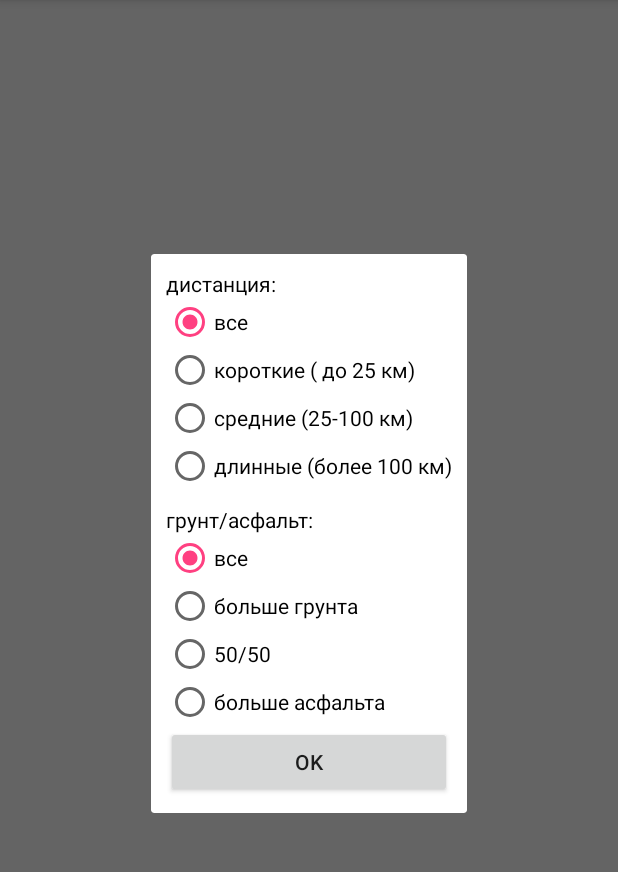
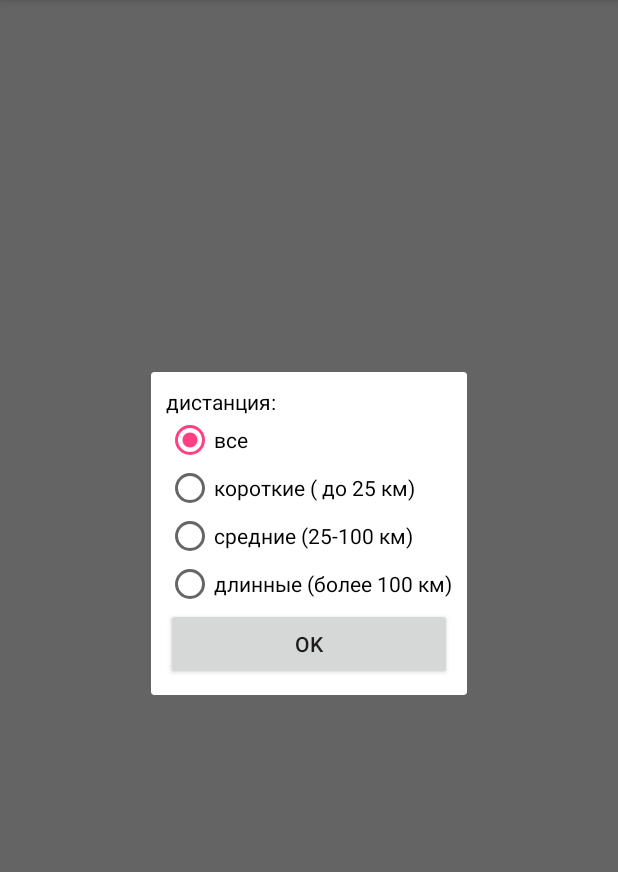
Before and after one commit to NikPikhmanets/VeloRoute, an Android app: the fragment FilterFragment shown on its own in the app's theme, on a phone screen of 412 x 824 dp, the part 84-956 px from its top. Run offline under Robolectric (Android 15) with nearby library versions, the phone set to English and light mode, and no system bars.

Commit message:
implement filter functionality

```diff
--- a/app/src/main/java/com/nikpikhmanets/veloroute/activity/MainActivity.java
+++ b/app/src/main/java/com/nikpikhmanets/veloroute/activities/MainActivity.java
@@ -1,4 +1,4 @@
-package com.nikpikhmanets.veloroute.activity;
+package com.nikpikhmanets.veloroute.activities;
 
 import android.os.Bundle;
 import android.support.design.widget.NavigationView;
--- a/app/src/main/java/com/nikpikhmanets/veloroute/activity/MapsActivity.java
+++ b/app/src/main/java/com/nikpikhmanets/veloroute/activities/MapsActivity.java
@@ -1,4 +1,4 @@
-package com.nikpikhmanets.veloroute.activity;
+package com.nikpikhmanets.veloroute.activities;
 
 import android.content.Intent;
 import android.graphics.Color;
--- a/app/src/main/java/com/nikpikhmanets/veloroute/activity/RouteActivity.java
+++ b/app/src/main/java/com/nikpikhmanets/veloroute/activities/RouteActivity.java
@@ -1,4 +1,4 @@
-package com.nikpikhmanets.veloroute.activity;
+package com.nikpikhmanets.veloroute.activities;
 
 import android.content.Intent;
 import android.os.Bundle;
--- a/app/src/main/java/com/nikpikhmanets/veloroute/activity/SplashActivity.java
+++ b/app/src/main/java/com/nikpikhmanets/veloroute/activities/SplashActivity.java
@@ -1,4 +1,4 @@
-package com.nikpikhmanets.veloroute.activity;
+package com.nikpikhmanets.veloroute.activities;
 
 import android.content.Intent;
 import android.os.Bundle;
--- a/app/src/main/java/com/nikpikhmanets/veloroute/adapters/RouteDataAdapter.java
+++ b/app/src/main/java/com/nikpikhmanets/veloroute/adapters/RouteDataAdapter.java
@@ -14,6 +14,7 @@ import com.google.android.gms.tasks.OnSuccessListener;
 import com.google.firebase.storage.FirebaseStorage;
 import com.google.firebase.storage.StorageReference;
 import com.nikpikhmanets.veloroute.R;
+import com.nikpikhmanets.veloroute.interfaces.OnRecyclerItemClickListener;
 import com.nikpikhmanets.veloroute.models.Route;
 
 import java.util.List;
--- a/app/src/main/java/com/nikpikhmanets/veloroute/fragments/FilterFragment.java
+++ b/app/src/main/java/com/nikpikhmanets/veloroute/fragments/FilterFragment.java
@@ -11,8 +11,16 @@ import android.view.ViewGroup;
 import android.widget.RadioGroup;
 
 import com.nikpikhmanets.veloroute.R;
+import com.nikpikhmanets.veloroute.interfaces.OnFilterChange;
 
 public class FilterFragment extends DialogFragment {
+
+    public static final int FILTER_ROUTE_LENGTH_ALL = 0;
+    public static final int FILTER_ROUTE_LENGTH_SHORT = 1;
+    public static final int FILTER_ROUTE_LENGTH_MIDDLE = 2;
+    public static final int FILTER_ROUTE_LENGTH_LONG = 3;
+
+    private OnFilterChange listener;
 
     @Override
     public View onCreateView(LayoutInflater inflater, ViewGroup container, Bundle savedInstanceState) {
@@ -28,17 +36,46 @@ public class FilterFragment extends DialogFragment {
             dialog.setTitle("фильтр маршрутов");
         }
 
+        final RadioGroup rgLength = (RadioGroup)view.findViewById(R.id.rg_length);
+//        RadioGroup rgRoad = (RadioGroup)view.findViewById(R.id.rg_road);
+//        rgRoad.check(R.id.rb_all);
+        rgLength.check(R.id.rb_length_all);
+        rgLength.setOnCheckedChangeListener(new RadioGroup.OnCheckedChangeListener() {
+            @Override
+            public void onCheckedChanged(RadioGroup group, int checkedId) {
+                int filterMode = 0;
+                switch (checkedId) {
+                    case R.id.rb_length_all:
+                        filterMode = FILTER_ROUTE_LENGTH_ALL;
+                        break;
+                    case R.id.rb_length_long:
+                        filterMode = FILTER_ROUTE_LENGTH_LONG;
+                        break;
+                    case R.id.rb_length_middle:
+                        filterMode = FILTER_ROUTE_LENGTH_MIDDLE;
+                        break;
+                    case R.id.rb_length_short:
+                        filterMode = FILTER_ROUTE_LENGTH_SHORT;
+                        break;
+                }
+
+                if (listener != null) {
+                    listener.onFilterChanged(filterMode);
+                }
+
+            }
+        });
+
         view.findViewById(R.id.btn_filter_ok).setOnClickListener(new View.OnClickListener() {
             @Override
             public void onClick(View v) {
                 dismiss();
             }
         });
+    }
 
-        RadioGroup rgLength = (RadioGroup)view.findViewById(R.id.rg_length);
-        RadioGroup rgRoad = (RadioGroup)view.findViewById(R.id.rg_road);
-        rgRoad.check(R.id.rb_all);
-        rgLength.check(R.id.rb_length_all);
+    public void setOnFilterChangeListener(OnFilterChange listener) {
+        this.listener = listener;
+    }
 
-    }
 }
--- /dev/null
+++ b/app/src/main/java/com/nikpikhmanets/veloroute/interfaces/OnFilterChange.java
@@ -0,0 +1,9 @@
+package com.nikpikhmanets.veloroute.interfaces;
+
+/**
+ * Created by Ivan on 10.02.2017.
+ */
+
+public interface OnFilterChange {
+    void onFilterChanged(int filterMode);
+}
--- a/app/src/main/java/com/nikpikhmanets/veloroute/adapters/OnRecyclerItemClickListener.java
+++ b/app/src/main/java/com/nikpikhmanets/veloroute/interfaces/OnRecyclerItemClickListener.java
@@ -1,4 +1,4 @@
-package com.nikpikhmanets.veloroute.adapters;
+package com.nikpikhmanets.veloroute.interfaces;
 
 import com.nikpikhmanets.veloroute.models.Route;
 
--- a/app/src/main/res/layout/activity_maps.xml
+++ b/app/src/main/res/layout/activity_maps.xml
@@ -5,4 +5,4 @@
     android:name="com.google.android.gms.maps.SupportMapFragment"
     android:layout_width="match_parent"
     android:layout_height="match_parent"
-    tools:context="com.nikpikhmanets.veloroute.activity.MapsActivity" />
+    tools:context="com.nikpikhmanets.veloroute.activities.MapsActivity" />
--- a/app/src/main/res/layout/app_bar_main.xml
+++ b/app/src/main/res/layout/app_bar_main.xml
@@ -5,7 +5,7 @@
     android:layout_width="match_parent"
     android:layout_height="match_parent"
     android:fitsSystemWindows="true"
-    tools:context="com.nikpikhmanets.veloroute.activity.MainActivity">
+    tools:context="com.nikpikhmanets.veloroute.activities.MainActivity">
 
     <android.support.design.widget.AppBarLayout
         android:layout_width="match_parent"
--- a/app/src/main/res/layout/content_main.xml
+++ b/app/src/main/res/layout/content_main.xml
@@ -7,7 +7,7 @@
     android:layout_width="match_parent"
     android:layout_height="match_parent"
     app:layout_behavior="@string/appbar_scrolling_view_behavior"
-    tools:context="com.nikpikhmanets.veloroute.activity.MainActivity"
+    tools:context="com.nikpikhmanets.veloroute.activities.MainActivity"
     tools:showIn="@layout/app_bar_main">
 
 </FrameLayout>
--- a/app/src/main/res/layout/fragment_filter.xml
+++ b/app/src/main/res/layout/fragment_filter.xml
@@ -38,37 +38,37 @@
             android:text="длинные (более 100 км)"/>
     </RadioGroup>
 
-    <RadioGroup
-        android:id="@+id/rg_road"
-        android:layout_width="wrap_content"
-        android:layout_height="wrap_content"
-        android:layout_marginTop="10dp">
-        <TextView
-            android:layout_width="wrap_content"
-            android:layout_height="wrap_content"
-            android:text="грунт/асфальт:"
-            android:textColor="#ff000000"/>
-        <RadioButton
-            android:id="@+id/rb_all"
-            android:layout_width="wrap_content"
-            android:layout_height="wrap_content"
-            android:text="все"/>
-        <RadioButton
-            android:id="@+id/rb_dirt"
-            android:layout_width="wrap_content"
-            android:layout_height="wrap_content"
-            android:text="больше грунта"/>
-        <RadioButton
-            android:id="@+id/rb_50_50"
-            android:layout_width="wrap_content"
-            android:layout_height="wrap_content"
-            android:text="50/50"/>
-        <RadioButton
-            android:id="@+id/rb_road"
-            android:layout_width="wrap_content"
-            android:layout_height="wrap_content"
-            android:text="больше асфальта"/>
-    </RadioGroup>
+    <!--<RadioGroup-->
+        <!--android:id="@+id/rg_road"-->
+        <!--android:layout_width="wrap_content"-->
+        <!--android:layout_height="wrap_content"-->
+        <!--android:layout_marginTop="10dp">-->
+        <!--<TextView-->
+            <!--android:layout_width="wrap_content"-->
+            <!--android:layout_height="wrap_content"-->
+            <!--android:text="грунт/асфальт:"-->
+            <!--android:textColor="#ff000000"/>-->
+        <!--<RadioButton-->
+            <!--android:id="@+id/rb_all"-->
+            <!--android:layout_width="wrap_content"-->
+            <!--android:layout_height="wrap_content"-->
+            <!--android:text="все"/>-->
+        <!--<RadioButton-->
+            <!--android:id="@+id/rb_dirt"-->
+            <!--android:layout_width="wrap_content"-->
+            <!--android:layout_height="wrap_content"-->
+            <!--android:text="больше грунта"/>-->
+        <!--<RadioButton-->
+            <!--android:id="@+id/rb_50_50"-->
+            <!--android:layout_width="wrap_content"-->
+            <!--android:layout_height="wrap_content"-->
+            <!--android:text="50/50"/>-->
+        <!--<RadioButton-->
+            <!--android:id="@+id/rb_road"-->
+            <!--android:layout_width="wrap_content"-->
+            <!--android:layout_height="wrap_content"-->
+            <!--android:text="больше асфальта"/>-->
+    <!--</RadioGroup>-->
 
     <Button
         android:id="@+id/btn_filter_ok"
```
Also changed, not shown: app/src/main/AndroidManifest.xml (+4 -4 lines), app/src/main/java/com/nikpikhmanets/veloroute/fragments/MainFragment.java (+53 -5 lines), app/src/main/java/com/nikpikhmanets/veloroute/models/Route.java (+11 -1 lines), app/src/main/res/layout/activity_route.xml (+50 -47 lines).
